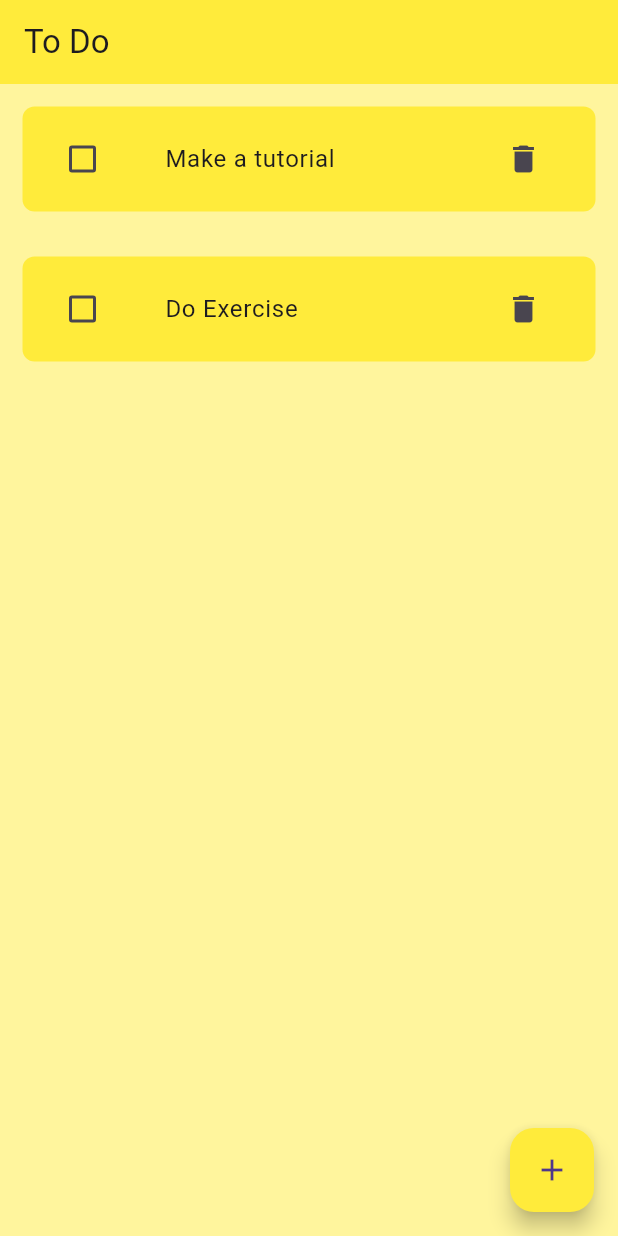
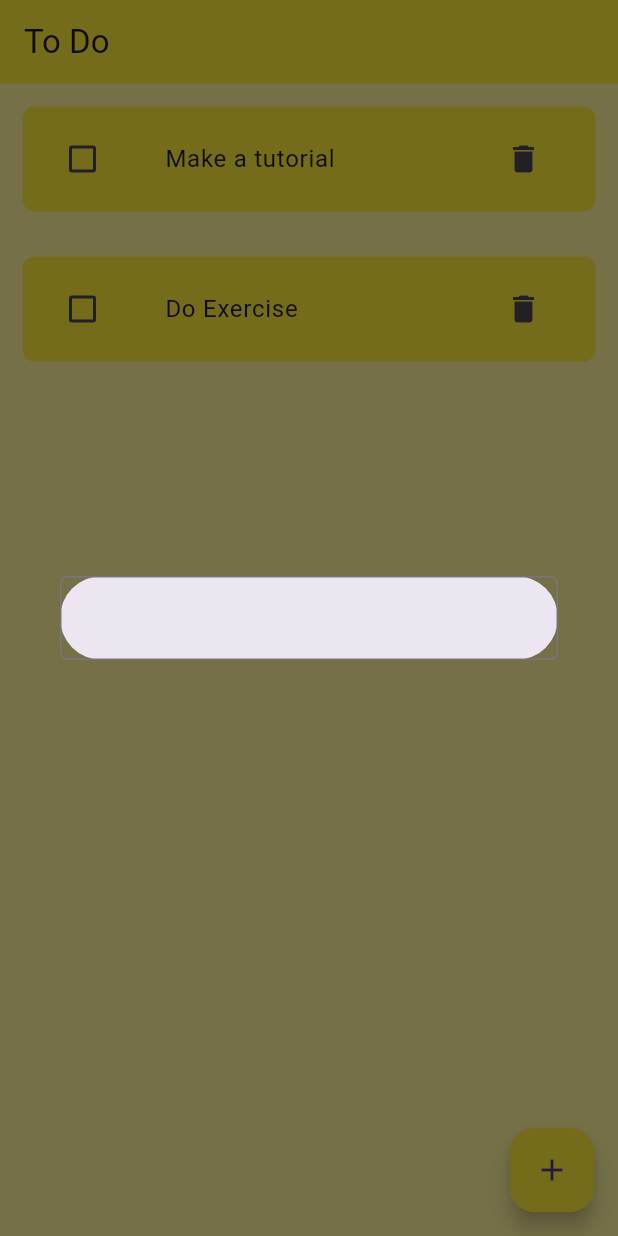
Before and after one commit to DanielLeke/To-Do-App, a Flutter app: the screen it shows after launch, after a tap on the "add" icon, on a phone screen of 412 x 824 dp. Run offline on Flutter 3.47's test engine with Material 3 defaults, Android fonts, the phone set to English and light mode, and no system bars.

Commit message:
Building a dialog box and trying to implement it in the home_page file

```diff
--- a/lib/pages/home_page.dart
+++ b/lib/pages/home_page.dart
@@ -1,5 +1,5 @@
 import 'package:flutter/material.dart';
-import 'package:my_flutter_project/utilities/DialogBox.dart';
+import 'package:my_flutter_project/utilities/dialog_box.dart';
 import 'package:my_flutter_project/utilities/todo_tile.dart';
 
 class HomePage extends StatefulWidget {
@@ -14,6 +14,7 @@ class _HomePageState extends State<HomePage> {
     ["Make a tutorial", false],
     ["Do Exercise", false],
   ];
+  final TextEditingController mycontroller = TextEditingController();
 
   @override
   Widget build(BuildContext context) {
@@ -27,9 +28,13 @@ class _HomePageState extends State<HomePage> {
       floatingActionButton: FloatingActionButton(
           backgroundColor: Colors.yellow,
           onPressed: () {
-        const Dialog(
-          child: DialogBox(),
+            showDialog(
+                context: context,
+                builder: (context) {
+                  return DialogBox(
+                    textcontroller: mycontroller,
                   );
+                });
           },
           child: const Icon(Icons.add)),
       body: ListView.builder(
--- a/lib/utilities/DialogBox.dart
+++ /dev/null
@@ -1,12 +0,0 @@
-import 'package:flutter/material.dart';
-
-class DialogBox extends StatelessWidget {
-  const DialogBox({super.key});
-
-  @override
-  Widget build(BuildContext context) {
-    return AlertDialog(
-
-    );
-  }
-}
--- /dev/null
+++ b/lib/utilities/dialog_box.dart
@@ -0,0 +1,26 @@
+import 'package:flutter/material.dart';
+
+class DialogBox extends StatelessWidget {
+  DialogBox({super.key, required this.textcontroller});
+
+  final textcontroller;
+
+
+  @override
+  Widget build(BuildContext context) {
+    return Container(
+      height: 120,
+      alignment: Alignment.center,
+      child: Dialog(
+        child: TextField(
+          controller: textcontroller,
+          decoration: InputDecoration(
+            border: OutlineInputBorder(
+              borderRadius: BorderRadius.circular(5)
+            )
+          ),
+        ),
+      ),
+    );
+  }
+}
```
Lines whose indentation alone changed are shown as unchanged.
